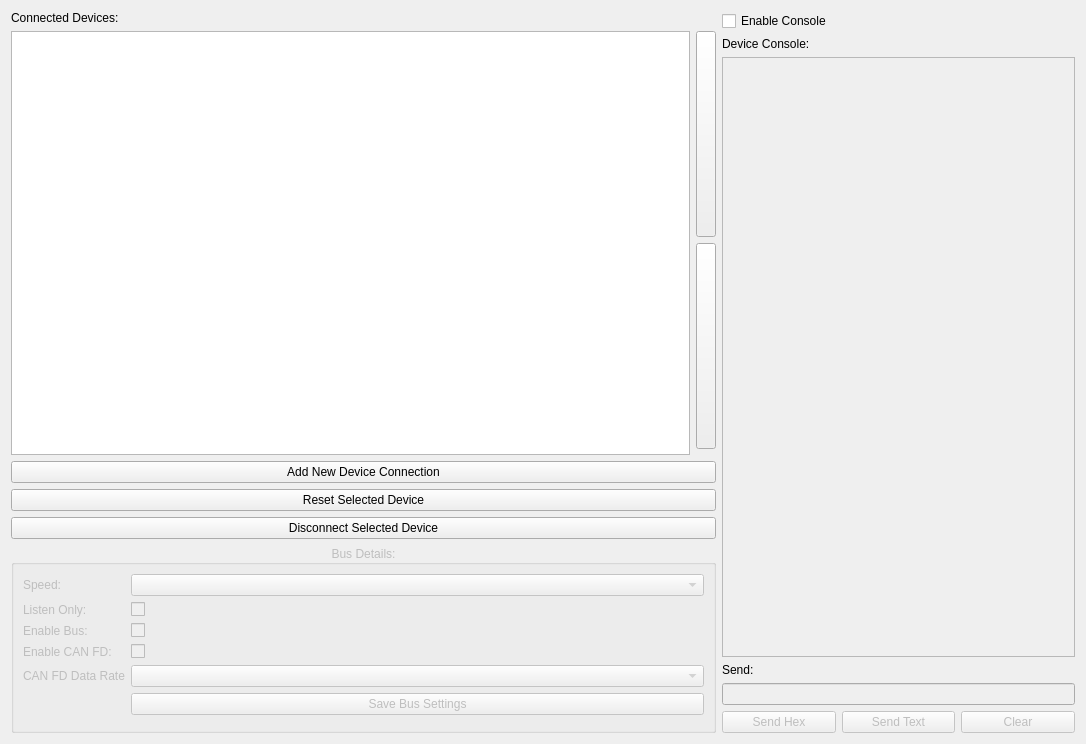
mitchdetailed/SavvyCAN, file ui/connectionwindow.ui: the form before one commit.
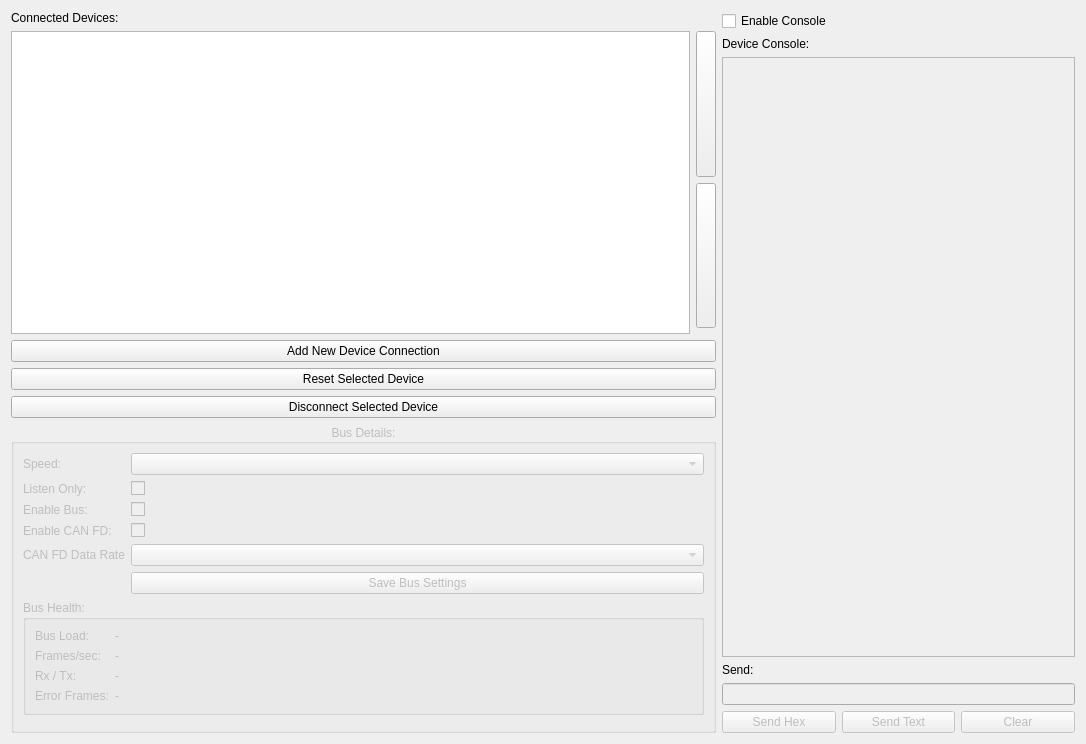
The form after the commit. Icons and pictures are not drawn.

```diff
--- a/ui/connectionwindow.ui
+++ b/ui/connectionwindow.ui
@@ -133,6 +133,71 @@
           </item>
          </layout>
         </item>
+        <item>
+         <widget class="QGroupBox" name="gbBusHealth">
+          <property name="title">
+           <string>Bus Health:</string>
+          </property>
+          <layout class="QFormLayout" name="formLayoutHealth">
+           <item row="0" column="0">
+            <widget class="QLabel" name="lblHealthLoadCaption">
+             <property name="text">
+              <string>Bus Load:</string>
+             </property>
+            </widget>
+           </item>
+           <item row="0" column="1">
+            <widget class="QLabel" name="lblHealthLoad">
+             <property name="text">
+              <string>-</string>
+             </property>
+            </widget>
+           </item>
+           <item row="1" column="0">
+            <widget class="QLabel" name="lblHealthRateCaption">
+             <property name="text">
+              <string>Frames/sec:</string>
+             </property>
+            </widget>
+           </item>
+           <item row="1" column="1">
+            <widget class="QLabel" name="lblHealthRate">
+             <property name="text">
+              <string>-</string>
+             </property>
+            </widget>
+           </item>
+           <item row="2" column="0">
+            <widget class="QLabel" name="lblHealthCountsCaption">
+             <property name="text">
+              <string>Rx / Tx:</string>
+             </property>
+            </widget>
+           </item>
+           <item row="2" column="1">
+            <widget class="QLabel" name="lblHealthCounts">
+             <property name="text">
+              <string>-</string>
+             </property>
+            </widget>
+           </item>
+           <item row="3" column="0">
+            <widget class="QLabel" name="lblHealthErrorsCaption">
+             <property name="text">
+              <string>Error Frames:</string>
+             </property>
+            </widget>
+           </item>
+           <item row="3" column="1">
+            <widget class="QLabel" name="lblHealthErrors">
+             <property name="text">
+              <string>-</string>
+             </property>
+            </widget>
+           </item>
+          </layout>
+         </widget>
+        </item>
         <item>
          <widget class="QTabBar" name="tabBuses" native="true"/>
         </item>
```
